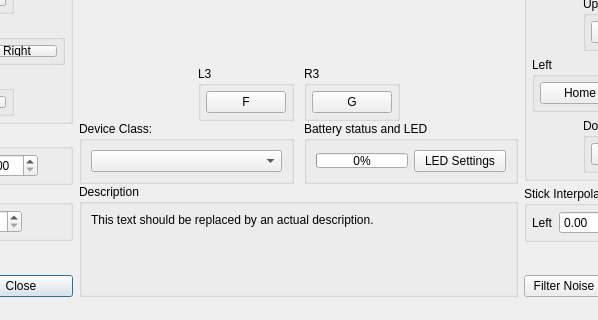
First picture: the form in rpcs3/rpcs3qt/pad_settings_dialog.ui, repository RPCS3/rpcs3, before the edit; both pictures show x 206 to 804 and y 320 to 640 of the 1044 by 640 pixel window.
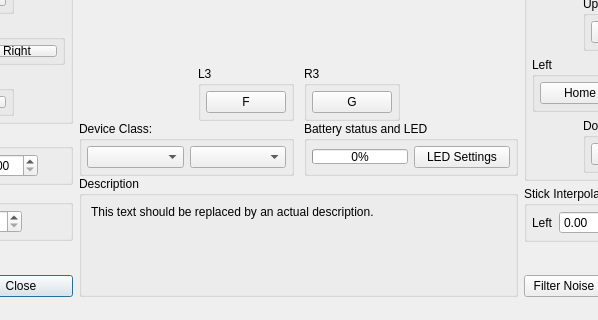
Second picture: the form after the edit. Icons and pictures are not drawn.

Commit message: Qt/input/cellpad: enable product choice

Patch:
```diff
--- a/rpcs3/rpcs3qt/pad_settings_dialog.ui
+++ b/rpcs3/rpcs3qt/pad_settings_dialog.ui
@@ -1471,10 +1471,25 @@
             <property name="title">
              <string>Device Class:</string>
             </property>
-            <layout class="QVBoxLayout" name="gb_choose_class_layout">
-             <item alignment="Qt::AlignVCenter">
+            <layout class="QHBoxLayout" name="horizontalLayout">
+             <property name="leftMargin">
+              <number>5</number>
+             </property>
+             <property name="topMargin">
+              <number>5</number>
+             </property>
+             <property name="rightMargin">
+              <number>5</number>
+             </property>
+             <property name="bottomMargin">
+              <number>5</number>
+             </property>
+             <item>
               <widget class="QComboBox" name="chooseClass"/>
              </item>
+             <item>
+              <widget class="QComboBox" name="chooseProduct"/>
+             </item>
             </layout>
            </widget>
           </item>
@@ -1490,6 +1505,18 @@
              <string>Battery status and LED</string>
             </property>
             <layout class="QHBoxLayout" name="gb_battery_layout" stretch="1,1">
+             <property name="leftMargin">
+              <number>5</number>
+             </property>
+             <property name="topMargin">
+              <number>5</number>
+             </property>
+             <property name="rightMargin">
+              <number>5</number>
+             </property>
+             <property name="bottomMargin">
+              <number>5</number>
+             </property>
              <item>
               <widget class="QProgressBar" name="pb_battery">
                <property name="maximumSize">
```
The commit also changes 11 other files.
